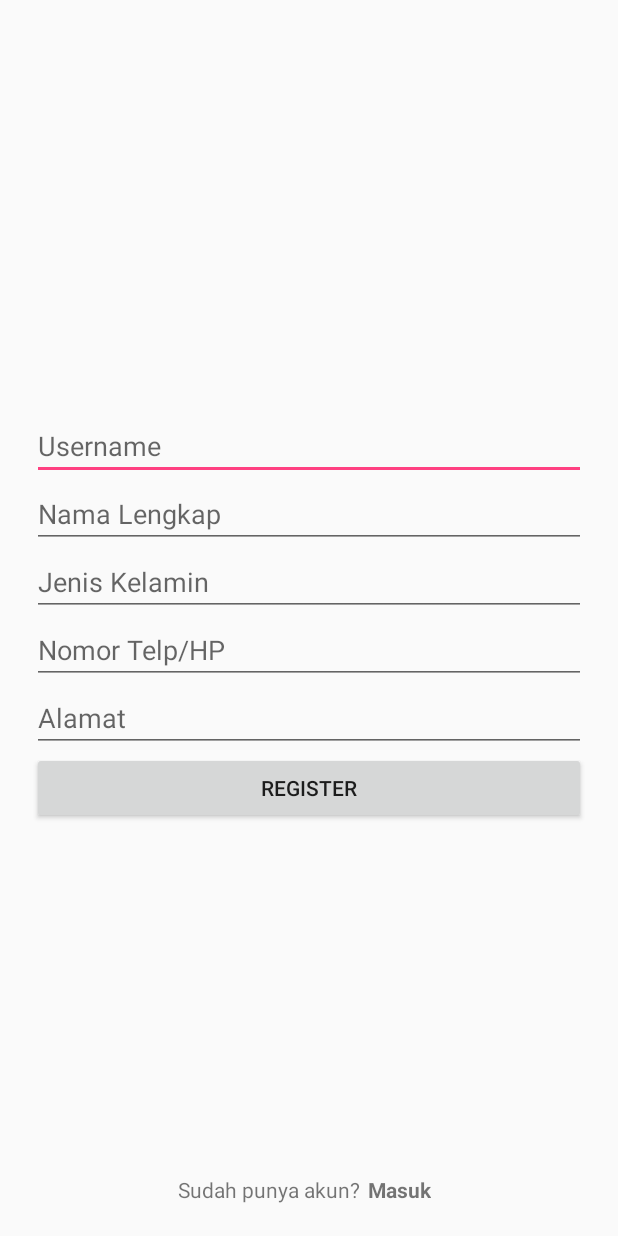
After one commit to cahyasetya/JasaKu, an Android app: the layout activity_register.xml on its own in the app's theme, with its tools: preview values and no code run, on a phone screen of 412 x 824 dp. The commit adds this screen. Run offline under Robolectric (Android 15) with nearby library versions, the phone set to English and light mode, and no system bars.

Commit message:
Nambah login-register

```diff
--- /dev/null
+++ b/Frontend/src/JasaKu/app/src/main/res/layout/activity_register.xml
@@ -0,0 +1,92 @@
+<?xml version="1.0" encoding="utf-8"?>
+<RelativeLayout xmlns:android="http://schemas.android.com/apk/res/android"
+    xmlns:app="http://schemas.android.com/apk/res-auto"
+    xmlns:tools="http://schemas.android.com/tools"
+    android:layout_width="match_parent"
+    android:layout_height="match_parent"
+    tools:context="com.example.jasaku.RegisterActivity">
+
+    <LinearLayout
+        android:gravity="center_vertical"
+        android:layout_width="match_parent"
+        android:layout_height="match_parent"
+        android:orientation="vertical"
+        android:padding="16dp">
+
+        <EditText
+            android:id="@+id/editTextUsername"
+            android:layout_width="match_parent"
+            android:layout_height="wrap_content"
+            android:hint="Username"
+            android:inputType="textPersonName"
+            android:layout_marginRight="5dp"
+            android:layout_marginLeft="5dp"/>
+
+        <EditText
+            android:id="@+id/editTextNama"
+            android:layout_width="match_parent"
+            android:layout_height="wrap_content"
+            android:hint="Nama Lengkap"
+            android:inputType="textPersonName"
+            android:layout_marginRight="5dp"
+            android:layout_marginLeft="5dp"/>
+
+        <EditText
+            android:id="@+id/editTextGender"
+            android:layout_width="match_parent"
+            android:layout_height="wrap_content"
+            android:hint="Jenis Kelamin"
+            android:inputType="text"
+            android:layout_marginRight="5dp"
+            android:layout_marginLeft="5dp"/>
+
+        <EditText
+            android:id="@+id/editTextKontak"
+            android:layout_width="match_parent"
+            android:layout_height="wrap_content"
+            android:hint="Nomor Telp/HP"
+            android:inputType="number"
+            android:layout_marginRight="5dp"
+            android:layout_marginLeft="5dp"/>
+
+        <EditText
+            android:id="@+id/editTextAlamat"
+            android:layout_width="match_parent"
+            android:layout_height="wrap_content"
+            android:hint="Alamat"
+            android:inputType="text"
+            android:layout_marginRight="5dp"
+            android:layout_marginLeft="5dp"/>
+
+        <Button
+            android:id="@+id/buttonRegister"
+            android:layout_width="match_parent"
+            android:layout_height="wrap_content"
+            android:text="Register"
+            android:layout_marginRight="5dp"
+            android:layout_marginLeft="5dp"/>
+
+    </LinearLayout>
+
+    <LinearLayout
+        android:gravity="center"
+        android:layout_width="match_parent"
+        android:layout_height="wrap_content"
+        android:layout_alignParentBottom="true"
+        android:padding="16dp">
+
+        <TextView
+            android:layout_width="wrap_content"
+            android:layout_height="wrap_content"
+            android:text="Sudah punya akun?" />
+
+        <TextView
+            android:layout_width="wrap_content"
+            android:layout_height="wrap_content"
+            android:text="Masuk"
+            android:textStyle="normal|bold"
+            android:padding="5dp" />
+
+    </LinearLayout>
+
+</RelativeLayout>
--- a/Frontend/src/JasaKu/app/src/main/res/values/colors.xml
+++ b/Frontend/src/JasaKu/app/src/main/res/values/colors.xml
@@ -3,4 +3,8 @@
     <color name="colorPrimary">#3F51B5</color>
     <color name="colorPrimaryDark">#303F9F</color>
     <color name="colorAccent">#FF4081</color>
+    <color name="white">#FFFFFF</color>
+    <color name="deepPurpleA100">#B388FF</color>
+    <color name="purpleA400">#D500F9</color>
+    <color name="redA200">#FF5252</color>
 </resources>
--- a/Frontend/src/JasaKu/app/src/main/res/values/strings.xml
+++ b/Frontend/src/JasaKu/app/src/main/res/values/strings.xml
@@ -8,4 +8,6 @@
 
     <!-- TODO: Remove or change this placeholder text -->
     <string name="hello_blank_fragment">Hello blank fragment</string>
+    <string name="title_activity_detil_toko">Detil Toko</string>
+    <string name="section_format">Hello World from section: %1$d</string>
 </resources>
```
Also changed, not shown: Frontend/src/JasaKu/app/src/main/AndroidManifest.xml (+10 -0 lines), Frontend/src/JasaKu/app/src/main/java/com/example/jasaku/LoginActivity.java (added, +21 -0 lines), Frontend/src/JasaKu/app/src/main/java/com/example/jasaku/LoginActivity2.java (added, +349 -0 lines), Frontend/src/JasaKu/app/src/main/java/com/example/jasaku/RegisterActivity.java (added, +13 -0 lines), Frontend/src/JasaKu/app/src/main/res/drawable/ic_login_password.xml (added, +9 -0 lines), Frontend/src/JasaKu/app/src/main/res/drawable/ic_login_username.xml (added, +9 -0 lines), Frontend/src/JasaKu/app/src/main/res/drawable/login_background.xml (added, +11 -0 lines), Frontend/src/JasaKu/app/src/main/res/drawable/login_button.xml (added, +12 -0 lines), Frontend/src/JasaKu/app/src/main/res/layout/activity_login.xml (added, +89 -0 lines), Frontend/src/JasaKu/app/src/main/res/layout/activity_login2.xml (added, +77 -0 lines), Frontend/src/JasaKu/app/gradle/wrapper/gradle-wrapper.properties (added), 2 other files.
